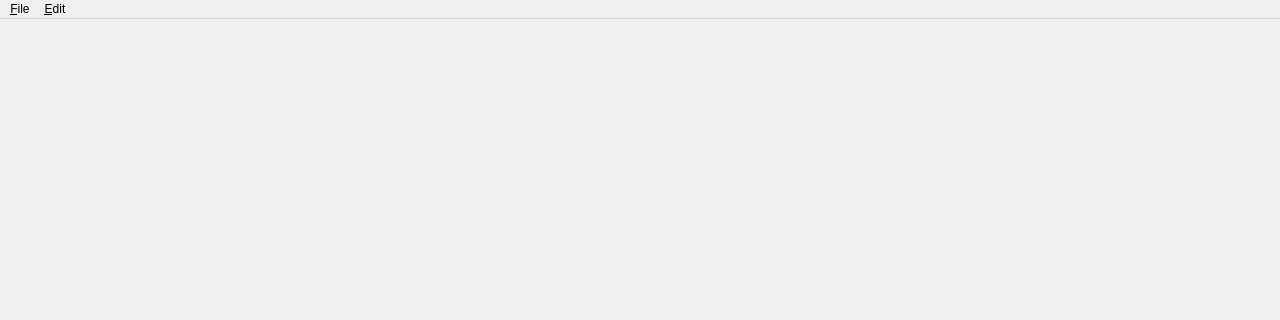
This is TEd/ui/source/table_window.ui in divers0/ted as Qt 5 draws it before an edit; both pictures show x 0 to 1280 and y 0 to 320 of the 1280 by 720 pixel window. The edited form follows.
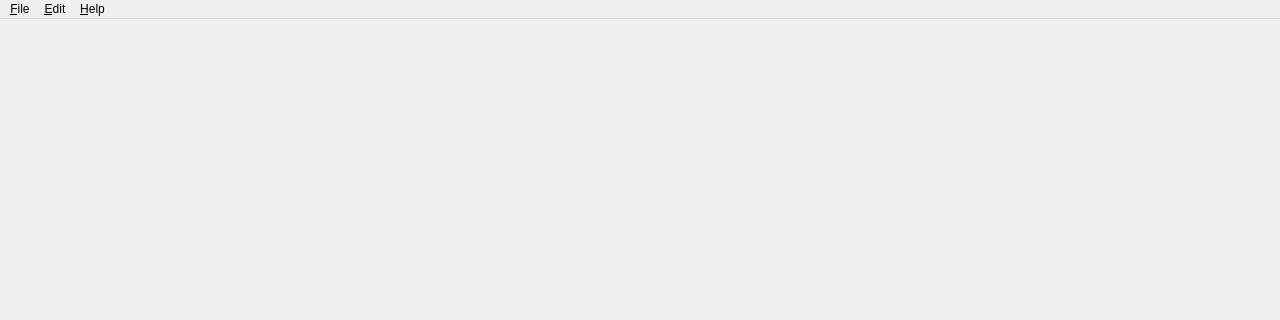
This is the edited form.

Commit message: Add about dialog

Diff of the .ui file:
```diff
--- a/TEd/ui/source/table_window.ui
+++ b/TEd/ui/source/table_window.ui
@@ -57,8 +57,15 @@
     <addaction name="action_autofill_ta"/>
     <addaction name="action_set_all"/>
    </widget>
+   <widget class="QMenu" name="help_menu">
+    <property name="title">
+     <string>&amp;Help</string>
+    </property>
+    <addaction name="action_about"/>
+   </widget>
    <addaction name="file_menu"/>
    <addaction name="edit_menu"/>
+   <addaction name="help_menu"/>
   </widget>
   <widget class="QStatusBar" name="status_bar">
    <property name="styleSheet">
```
Left out of the diff: 5 changed lines with no effect on the pictures. The commit also changes 1 other file.
